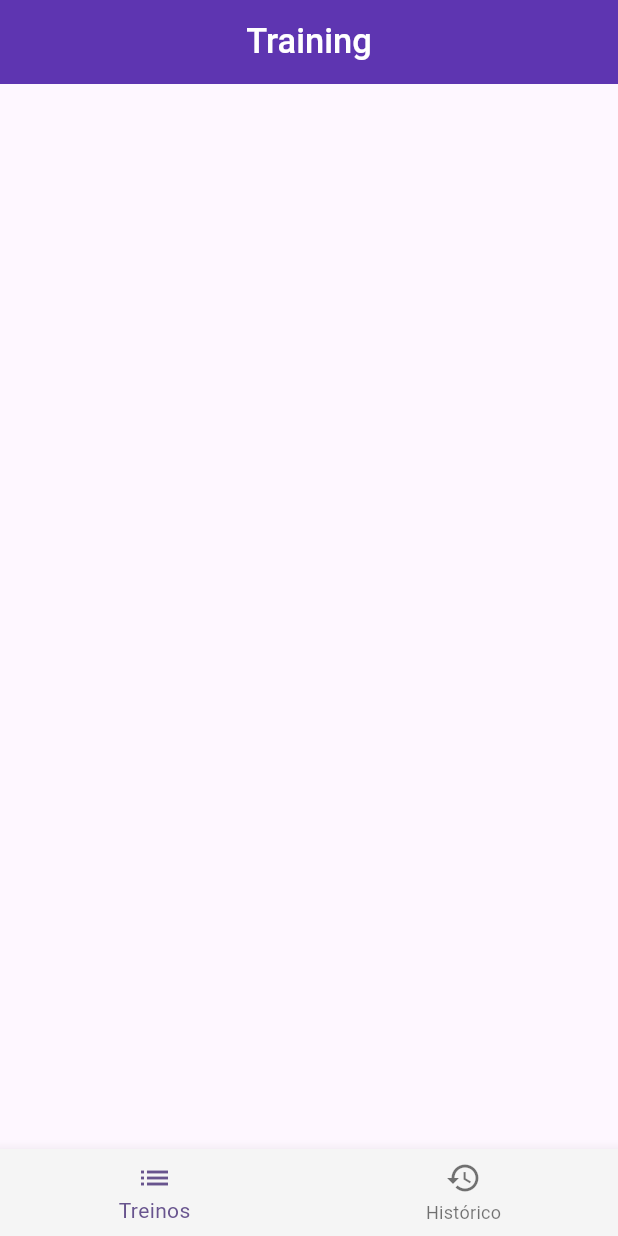
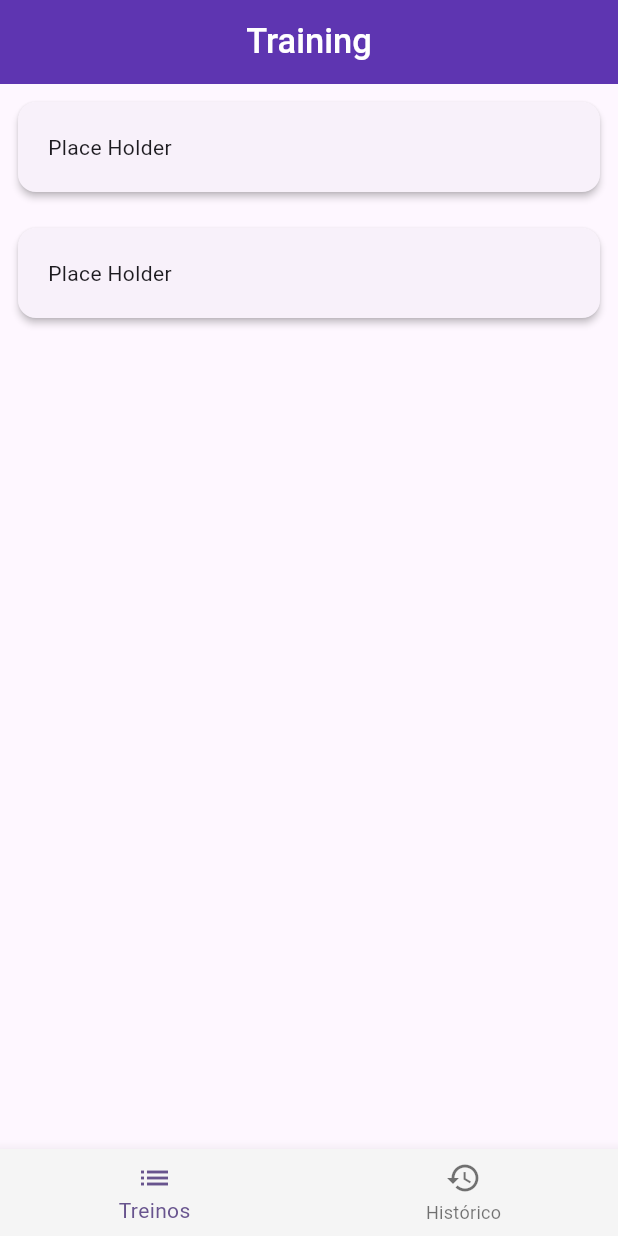
Before and after one commit to racalixta/flutter_basketball_100, a Flutter app: the screen it shows after launch, on a phone screen of 412 x 824 dp. Run offline on Flutter 3.47's test engine with Material 2 defaults, Android fonts, the phone set to English and light mode, and no system bars.

Commit message:
training cards

```diff
--- a/lib/pages/training_page.dart
+++ b/lib/pages/training_page.dart
@@ -1,4 +1,5 @@
 import 'package:flutter/material.dart';
+import 'package:flutter_basketball_100/widgets/training_card.dart';
 
 class TrainingPage extends StatefulWidget {
   const TrainingPage({super.key});
@@ -21,6 +22,12 @@ class _TrainingPageState extends State<TrainingPage> {
           fontWeight: FontWeight.w500,
         ),
       ),
+      body: const Column(
+        children: [
+          TrainingCard(),
+          TrainingCard(),
+        ],
+      ),
     );
   }
 }
--- /dev/null
+++ b/lib/widgets/training_card.dart
@@ -0,0 +1,27 @@
+import 'package:flutter/material.dart';
+
+class TrainingCard extends StatefulWidget {
+  const TrainingCard({super.key});
+
+  @override
+  State<TrainingCard> createState() => _TrainingCardState();
+}
+
+class _TrainingCardState extends State<TrainingCard> {
+  @override
+  Widget build(BuildContext context) {
+    return const Card(
+        margin: EdgeInsets.all(12),
+        elevation: 2,
+        child: InkWell(
+          child: Padding(
+            padding: EdgeInsets.only(top: 20, bottom: 20, left: 20),
+            child: Row(
+              children: [
+                Text('Place Holder'),
+              ],
+            ),
+          ),
+        ));
+  }
+}
```
